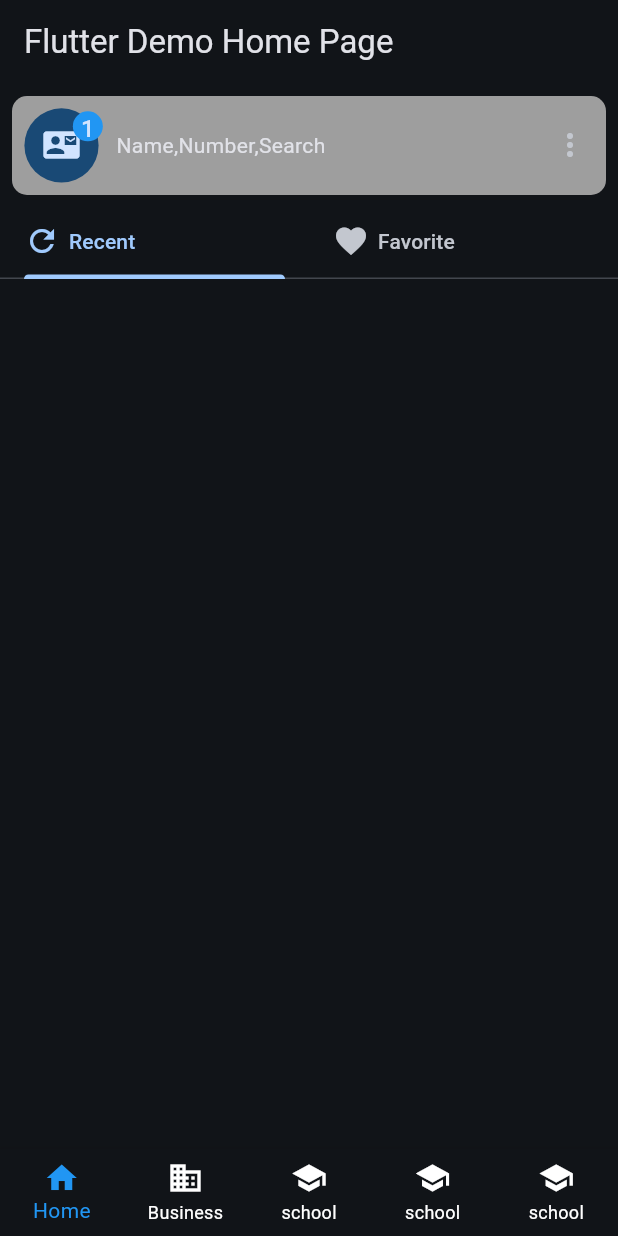
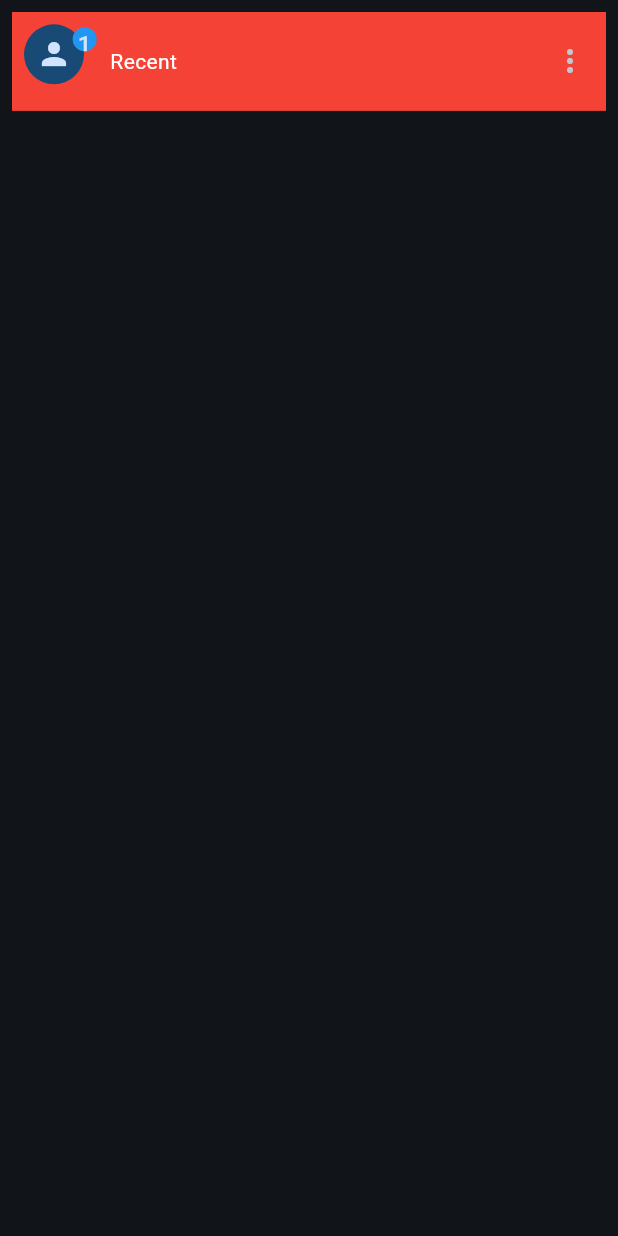
Before and after one commit to 312A/true_caller, a Flutter app: the screen it shows after launch, on a phone screen of 412 x 824 dp. Run offline on Flutter 3.47's test engine with Material 3 defaults, Android fonts, the phone set to English and light mode, and no system bars.

Commit message:
first commit

```diff
--- a/lib/main.dart
+++ b/lib/main.dart
@@ -1,5 +1,5 @@
 import 'package:flutter/material.dart';
-import 'package:truecaller/pages/home_page.dart';
+import 'package:truecaller/pages/home_screen.dart';
 
 void main() {
   runApp(const MyApp());
@@ -21,7 +21,7 @@ class MyApp extends StatelessWidget {
         ),
         useMaterial3: true,
       ),
-      home:const HomePage(),
+      home:const HomeSceen(),
       debugShowCheckedModeBanner: false,
     );
   }
--- a/lib/pages/home_page.dart
+++ /dev/null
@@ -1,82 +0,0 @@
-import 'package:flutter/material.dart';
-import 'package:truecaller/pages/phonepage.dart';
-
-class HomePage extends StatefulWidget {
-  const HomePage({super.key});
-
-  @override
-  State<HomePage> createState() => _HomePageState();
-}
-
-class _HomePageState extends State<HomePage> {
-  var _selectedIndex = 0;
-  final List<Widget> _widgetOptions = const <Widget>[
-    PhonePage(),
-    Text(
-      "index 0:Home",
-    ),
-    Text(
-      "index 1:business",
-    ),
-    Text(
-      "index 3:school",
-    ),
-    Text(
-      "index 4:school",
-    )
-  ];
-  void changeIndex(int index) {
-    setState(() {
-      _selectedIndex = index;
-    });
-  }
-
-  @override
-  Widget build(BuildContext context) {
-    return Scaffold(
-      appBar: AppBar(
-        title: const Text("Flutter Demo Home Page"),
-      ),
-      body:SafeArea(child: _widgetOptions.elementAt(_selectedIndex)),
-      bottomNavigationBar: BottomNavigationBar(
-        currentIndex: _selectedIndex,
-        onTap: changeIndex,
-        selectedItemColor: Colors.blue,
-        unselectedItemColor: Colors.white,
-        type: BottomNavigationBarType.fixed,
-        items: const [
-          BottomNavigationBarItem(
-              icon: Icon(
-                Icons.home,
-                // color: Colors.white,
-              ),
-              label: 'Home'),
-          BottomNavigationBarItem(
-              icon: Icon(
-                Icons.business,
-                // color: Colors.white,
-              ),
-              label: 'Business'),
-          BottomNavigationBarItem(
-              icon: Icon(
-                Icons.school,
-                // color: Colors.white,
-              ),
-              label: 'school'),
-          BottomNavigationBarItem(
-              icon: Icon(
-                Icons.school,
-                // color: Colors.white,
-              ),
-              label: 'school'),
-          BottomNavigationBarItem(
-              icon: Icon(
-                Icons.school,
-                // color: Colors.white,
-              ),
-              label: 'school'),
-        ],
-      ),
-    );
-  }
-}
--- /dev/null
+++ b/lib/pages/home_screen.dart
@@ -0,0 +1,68 @@
+import 'package:flutter/material.dart';
+import 'package:flutter/widgets.dart';
+
+class HomeSceen extends StatelessWidget {
+  const HomeSceen({super.key});
+
+  @override
+  Widget build(BuildContext context) {
+    return SafeArea(
+      child: Scaffold(
+        body: Column(
+          children: [
+            Padding(
+              padding: const EdgeInsets.all(8.0),
+              child: Container(
+                height: MediaQuery.of(context).size.height * 0.08,
+                color: Colors.red,
+                child: Row(
+                  mainAxisAlignment: MainAxisAlignment.spaceBetween,
+                  children: [
+                    Row(
+                      children: [
+                        Padding(
+                          padding: const EdgeInsets.all(8.0),
+                          child: Container(
+                            // color:Colors.blue,
+                            height: MediaQuery.of(context).size.height * 0.06,
+                            width: MediaQuery.of(context).size.width * 0.12,
+                            child: Stack(
+                              children: [
+                                CircleAvatar(
+                                  radius: 20,
+                                  child: Center(
+                                    child: Icon(Icons.person),
+                                  ),
+                                ),
+                                Positioned(
+                                  top: 2,
+                                  right: 1,
+                                  child: CircleAvatar(
+                                    radius: 8,
+                                    child: Center(
+                                      child: Text("1"),
+                                    ),
+                                    backgroundColor: Colors.blue,
+                                  ),
+                                ),
+                              ],
+                            ),
+                          ),
+                        ),
+                        Text(
+                          "Recent ",
+                          style: TextStyle(color: Colors.white),
+                        ),
+                      ],
+                    ),
+                    IconButton(onPressed: () {}, icon: Icon(Icons.more_vert)),
+                  ],
+                ),
+              ),
+            ),
+          ],
+        ),
+      ),
+    );
+  }
+}
--- a/lib/pages/phonepage.dart
+++ /dev/null
@@ -1,131 +0,0 @@
-import 'package:flutter/cupertino.dart';
-import 'package:flutter/material.dart';
-import 'package:truecaller/pages/fav.dart';
-import 'package:truecaller/pages/recent.dart';
-
-class PhonePage extends StatefulWidget {
-  const PhonePage({Key? key}) : super(key: key);
-
-  @override
-  State<PhonePage> createState() => _PhonePageState();
-}
-
-class _PhonePageState extends State<PhonePage>
-    with SingleTickerProviderStateMixin {
-  late TabController _tabController;
-
-  @override
-  void initState() {
-    _tabController = TabController(length: 2, vsync: this);
-    super.initState();
-  }
-
-  @override
-  void dispose() {
-    _tabController.dispose();
-    super.dispose();
-  }
-
-  @override
-  Widget build(BuildContext context) {
-    print("Building PhonePage");
-    return SafeArea(
-      child: Scaffold(
-        body: SingleChildScrollView(
-          child: Column(
-            children: [
-              Padding(
-                padding: const EdgeInsets.all(8.0),
-                child: Container(
-                  decoration: BoxDecoration(
-                    color: Colors.grey,
-                    borderRadius: BorderRadius.circular(10),
-                  ),
-                  height: MediaQuery.of(context).size.height * 0.08,
-                  child: Row(
-                    mainAxisAlignment: MainAxisAlignment.spaceBetween,
-                    children: [
-                      Row(
-                        children: [
-                          Padding(
-                            padding: const EdgeInsets.all(8.0),
-                            child: Container(
-                              // color: Colors.blue,
-                              height: MediaQuery.of(context).size.height * 0.06,
-                              width: MediaQuery.of(context).size.width * 0.13,
-                              child: const Stack(
-                                children: [
-                                  CircleAvatar(
-                                    radius: 25,
-                                    child: Center(
-                                      child: Icon(Icons.contact_mail),
-                                    ),
-                                  ),
-                                  Positioned(
-                                    top: 2,
-                                    right: 1,
-                                    child: CircleAvatar(
-                                      radius: 10,
-                                      backgroundColor: Colors.blue,
-                                      child: Center(child: Text("1")),
-                                    ),
-                                  ),
-                                ],
-                              ),
-                            ),
-                          ),
-                          const Text("Name,Number,Search"),
-                        ],
-                      ),
-                      IconButton(
-                          onPressed: () {}, icon: const Icon(Icons.more_vert))
-                    ],
-                  ),
-                ),
-              ),
-              Container(
-                child: TabBar(
-                  controller: _tabController,
-                  tabs: const [
-                    Tab(
-                      child: Row(
-                        children: [
-                          Icon(Icons.refresh),
-                          SizedBox(
-                            width: 6,
-                          ),
-                          Text("Recent")
-                        ],
-                      ),
-                    ),
-                    Tab(
-                      child: Row(
-                        children: [
-                          Icon(Icons.favorite),
-                          SizedBox(
-                            width: 6,
-                          ),
-                          Text("Favorite")
-                        ],
-                      ),
-                    ),
-                  ],
-                ),
-              ),
-              //  Expanded(
-              //   child: TabBarView(
-              //     controller: _tabController,
-              //     children: const  [
-              //       Recent(),
-              //       FavoriteScreen(),
-              //     ],
-              //   ),
-              // ),
-
-            ],
-          ),
-        ),
-      ),
-    );
-  }
-}
```
Also changed, not shown: lib/pages/fav.dart (deleted, +0 -15 lines), lib/pages/phone_page.dart (deleted, +0 -78 lines), lib/pages/recent.dart (deleted, +0 -29 lines).
